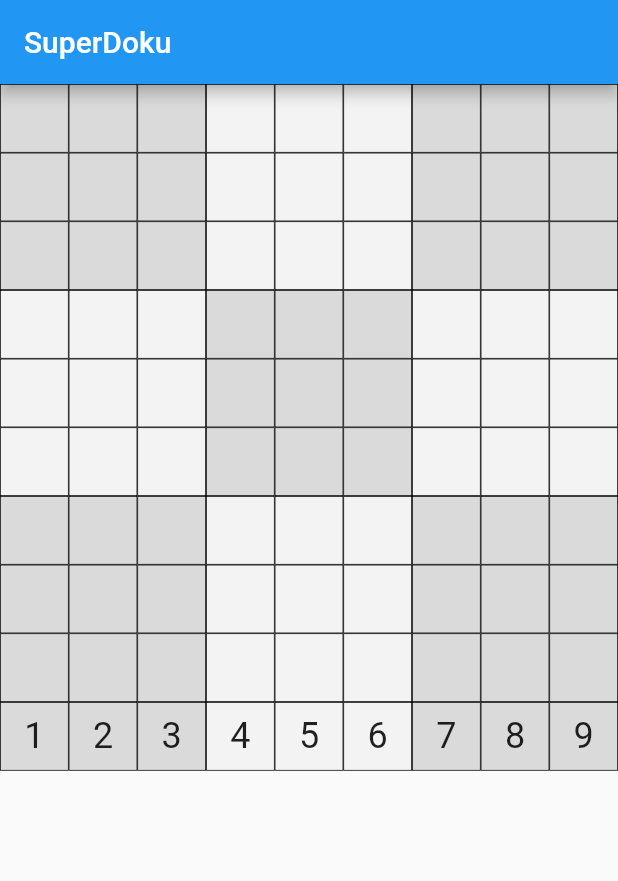
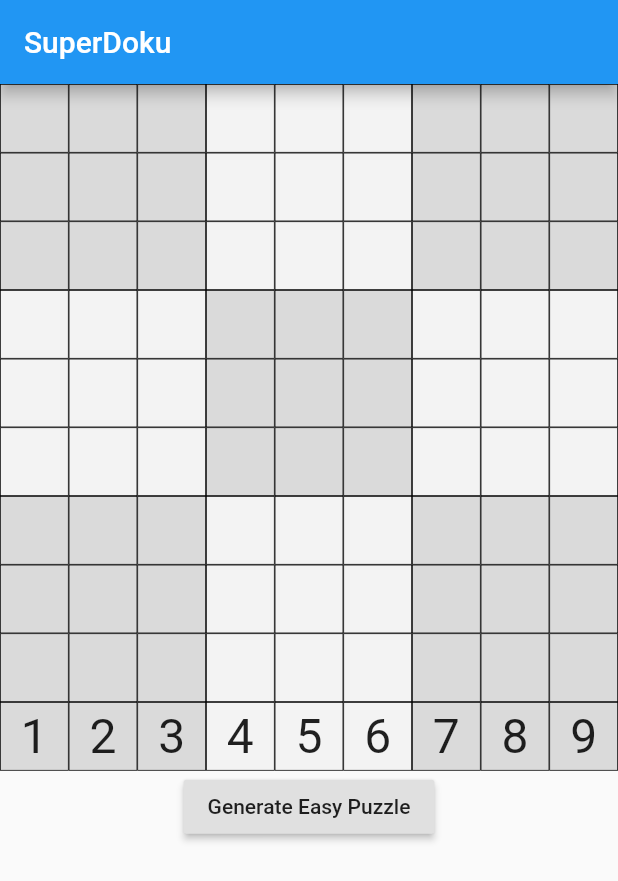
Before and after one commit to mymikemiller/superdoku, a Flutter app: the screen it shows after launch, on a phone screen of 412 x 824 dp. Shown: the top 881 px of the screen. Run offline on Flutter 3.47's test engine with Material 2 defaults, Android fonts, the phone set to English and light mode, and no system bars.

Commit message:
API to fetch puzzles

```diff
--- a/lib/grid.dart
+++ b/lib/grid.dart
@@ -4,16 +4,22 @@ import 'square.dart';
 
 class Grid extends StatelessWidget {
   final List<int> numbers;
+  final int selectedNumber;
   final SquareTappedCallback onSquareTapped;
 
-  Grid({this.numbers, this.onSquareTapped});
+  Grid({this.numbers, this.selectedNumber, this.onSquareTapped});
 
   List<Widget> _buildSquares() {
     List<Square> squares = [];
     for (int i = 0; i < 81; i++) {
-      squares.add(Square(i, numbers[i], false, (square) {
-        onSquareTapped(square);
-      }));
+      squares.add(Square(
+          index: i,
+          number: numbers[i],
+          isSelected: false,
+          isBold: numbers[i] == selectedNumber,
+          onSquareTapped: (square) {
+            onSquareTapped(square);
+          }));
     }
     return squares;
   }
--- a/lib/main.dart
+++ b/lib/main.dart
@@ -2,8 +2,12 @@ import 'package:flutter/material.dart';
 import 'grid.dart';
 import 'selection_row.dart';
 import 'package:scoped_model/scoped_model.dart';
+import 'puzzle.dart';
+import 'puzzle_api.dart';
 
-void main() => runApp(new MyApp());
+void main() {
+  runApp(new MyApp());
+}
 
 class AppModel extends Model {
   int _selectedNumber = 0;
@@ -23,9 +27,16 @@ class AppModel extends Model {
     _numbers[index] = number;
     notifyListeners();
   }
+
+  void setPuzzle(puzzle) {
+    _numbers = puzzle.board;
+    notifyListeners();
+  }
 }
 
 class MyApp extends StatelessWidget {
+  final AppModel appModel = AppModel();
+
   // This widget is the root of your application.
   @override
   Widget build(BuildContext context) {
@@ -35,7 +46,7 @@ class MyApp extends StatelessWidget {
         primarySwatch: Colors.blue,
       ),
       home: new ScopedModel<AppModel>(
-        model: AppModel(),
+        model: appModel,
         child: Home(),
       ),
     );
@@ -63,6 +74,7 @@ class _HomeState extends State<Home> {
           ScopedModelDescendant<AppModel>(
             builder: (context, child, model) => Grid(
                   numbers: model.numbers,
+                  selectedNumber: model.selectedNumber,
                   onSquareTapped: (index) {
                     if (model.numbers[index] == model.selectedNumber) {
                       model.setGridNumber(index, 0);
@@ -80,6 +92,16 @@ class _HomeState extends State<Home> {
                   },
                 ),
           ),
+          ScopedModelDescendant<AppModel>(
+            builder: (context, child, model) => RaisedButton(
+                  child: Text("Generate Easy Puzzle"),
+                  onPressed: () {
+                    PuzzleApi.fetchPuzzle().then((puzzle) {
+                      model.setPuzzle(puzzle);
+                    });
+                  },
+                ),
+          ),
         ],
       ),
     );
--- /dev/null
+++ b/lib/puzzle.dart
@@ -0,0 +1,17 @@
+class Puzzle {
+  final List<int> board;
+
+  Puzzle({this.board});
+
+  factory Puzzle.fromJson(Map<String, dynamic> json) {
+    // json['board'] is an array of arrays. Translate into a linear list of 81 numbers.
+    List<int> board = [];
+    var jsonBoard = json['board'];
+    jsonBoard.forEach((row) {
+      for (int num in row) {
+        board.add(num);
+      }
+    });
+    return Puzzle(board: board);
+  }
+}
--- /dev/null
+++ b/lib/puzzle_api.dart
@@ -0,0 +1,18 @@
+import 'dart:async';
+import 'package:http/http.dart' as http;
+import 'dart:convert';
+
+import 'puzzle.dart';
+
+class PuzzleApi {
+  static Future<Puzzle> fetchPuzzle() async {
+    var url = 'https://sugoku.herokuapp.com/board?difficulty=easy';
+    final response = await http.get(url);
+
+    if (response.statusCode == 200) {
+      return Puzzle.fromJson(json.decode(response.body));
+    } else {
+      throw Exception('Failed to load puzzle');
+    }
+  }
+}
--- a/lib/selection_row.dart
+++ b/lib/selection_row.dart
@@ -12,9 +12,14 @@ class SelectionRow extends StatelessWidget {
   List<Widget> _buildSquares() {
     List<Square> squares = [];
     for (int i = 0; i < 9; i++) {
-      Square square = Square(i, i + 1, i + 1 == selectedNumber, (index) {
-        onSquareTapped(index);
-      });
+      Square square = Square(
+          index: i,
+          number: i + 1,
+          isSelected: i + 1 == selectedNumber,
+          isBold: false,
+          onSquareTapped: (index) {
+            onSquareTapped(index);
+          });
       squares.add(square);
     }
     return squares;
--- a/lib/square.dart
+++ b/lib/square.dart
@@ -6,9 +6,15 @@ class Square extends StatelessWidget {
   final int index; // 0 to 80 for the grid, 0 to 8 for the selection row
   final int number;
   final bool isSelected;
-  final SquareTappedCallback _onSquareTapped;
+  final bool isBold;
+  final SquareTappedCallback onSquareTapped;
 
-  Square(this.index, this.number, this.isSelected, this._onSquareTapped);
+  Square(
+      {this.index,
+      this.number,
+      this.isSelected,
+      this.isBold,
+      this.onSquareTapped});
 
   _getX() {
     return (index % 9).toInt();
@@ -34,13 +40,15 @@ class Square extends StatelessWidget {
         ),
         child: Center(
           child: Text(
-            number > 0 ? "${number}" : "${""}",
-            style: Theme.of(context).textTheme.headline,
+            number > 0 ? "$number" : "${""}",
+            style: isBold
+                ? TextStyle(fontSize: 32.0, fontWeight: FontWeight.bold)
+                : TextStyle(fontSize: 32.0, fontWeight: FontWeight.normal),
           ),
         ),
       ),
       onTap: () {
-        _onSquareTapped(index);
+        onSquareTapped(index);
       },
     );
   }
--- a/pubspec.yaml
+++ b/pubspec.yaml
@@ -11,6 +11,9 @@ dependencies:
 
   # To enable communication between the selection bar and the grid
   scoped_model: "^0.2.0"
+
+  # To fetch puzzles from the sugoku api
+  http: "^0.11.3+16"
 
 dev_dependencies:
   flutter_test:
```
Also changed, not shown: pubspec.lock.
